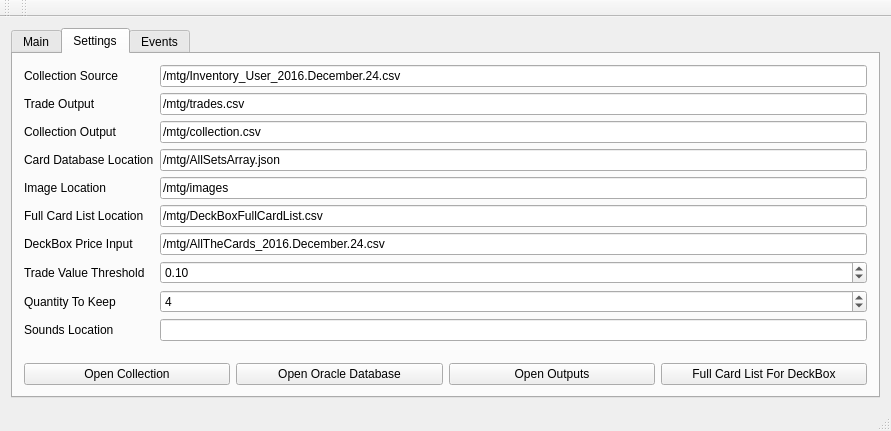
First picture: the form in pcmwindow.ui, repository LovesTha/PyeCollectionManager, before the edit.
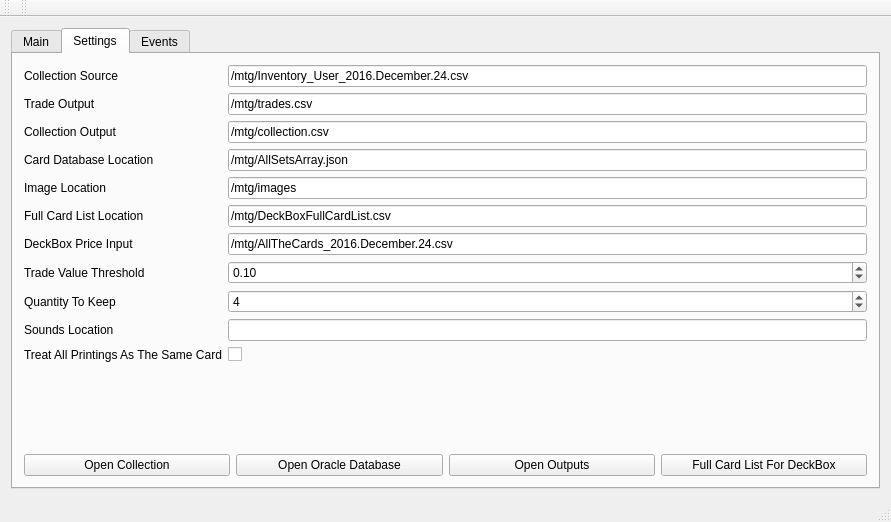
Second picture: the form after the edit. The open tabs and pages were chosen to show the change.

Patch:
```diff
--- a/pcmwindow.ui
+++ b/pcmwindow.ui
@@ -7,7 +7,7 @@
     <x>0</x>
     <y>0</y>
     <width>891</width>
-    <height>431</height>
+    <height>522</height>
    </rect>
   </property>
   <property name="windowTitle">
@@ -293,6 +293,16 @@
           <item row="10" column="1">
            <widget class="QLineEdit" name="soundsLocationLineEdit"/>
           </item>
+          <item row="11" column="0">
+           <widget class="QLabel" name="treatAllPrintingsAsTheSameCardLabel">
+            <property name="text">
+             <string>Treat All Printings As The Same Card</string>
+            </property>
+           </widget>
+          </item>
+          <item row="11" column="1">
+           <widget class="QCheckBox" name="IsAPlayerCheckBox"/>
+          </item>
          </layout>
         </item>
         <item>
```
Left out of the diff: 4 changed lines with no effect on the pictures.
